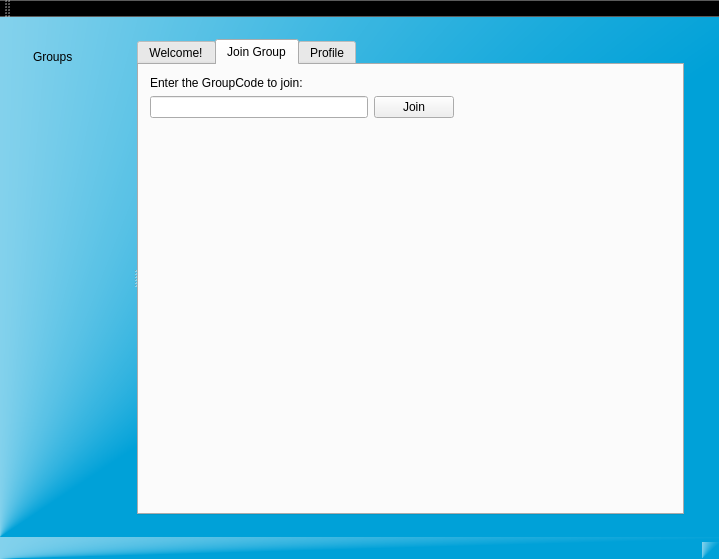
Above: mainwindow.ui from dparker2/StudyGroup before the change. Below: the same form after it.
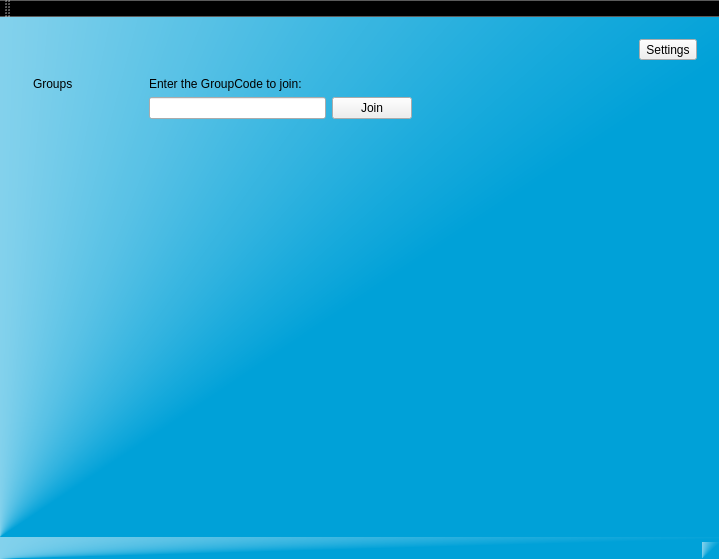
That is the form after the change. The open tabs and pages were chosen to show the change.

Commit message: Redid the layout a bit, added logo to after-login page

```diff
--- a/mainwindow.ui
+++ b/mainwindow.ui
@@ -34,7 +34,7 @@
       </property>
      </widget>
     </item>
-    <item row="1" column="0">
+    <item row="0" column="1">
      <widget class="QStackedWidget" name="stackedWidget">
       <property name="sizePolicy">
        <sizepolicy hsizetype="Preferred" vsizetype="Preferred">
@@ -745,12 +745,21 @@
        </layout>
       </widget>
       <widget class="QWidget" name="page_6">
-       <layout class="QHBoxLayout" name="horizontalLayout">
-        <item>
+       <layout class="QGridLayout" name="gridLayout_6">
+        <item row="2" column="1">
          <widget class="QSplitter" name="splitter">
+          <property name="sizePolicy">
+           <sizepolicy hsizetype="Expanding" vsizetype="Expanding">
+            <horstretch>0</horstretch>
+            <verstretch>0</verstretch>
+           </sizepolicy>
+          </property>
           <property name="orientation">
            <enum>Qt::Horizontal</enum>
           </property>
+          <property name="handleWidth">
+           <number>1</number>
+          </property>
           <widget class="QWidget" name="widget" native="true">
            <layout class="QVBoxLayout" name="verticalLayout">
             <item>
@@ -775,23 +784,29 @@
             </item>
            </layout>
           </widget>
-          <widget class="QTabWidget" name="tabWidget_2">
+          <widget class="QStackedWidget" name="stackedWidget_2">
            <property name="currentIndex">
             <number>1</number>
            </property>
-           <widget class="QWidget" name="tab">
-            <attribute name="title">
-             <string>Welcome!</string>
-            </attribute>
-           </widget>
-           <widget class="QWidget" name="tab_2">
-            <attribute name="title">
-             <string>Join Group</string>
-            </attribute>
+           <widget class="QWidget" name="stackedWidget_2Page1"/>
+           <widget class="QWidget" name="stackedWidget_2Page2">
             <layout class="QVBoxLayout" name="verticalLayout_2">
              <item>
               <layout class="QGridLayout" name="gridLayout_4">
-               <item row="2" column="0">
+               <item row="3" column="4">
+                <spacer name="horizontalSpacer_7">
+                 <property name="orientation">
+                  <enum>Qt::Horizontal</enum>
+                 </property>
+                 <property name="sizeHint" stdset="0">
+                  <size>
+                   <width>40</width>
+                   <height>20</height>
+                  </size>
+                 </property>
+                </spacer>
+               </item>
+               <item row="4" column="0">
                 <spacer name="verticalSpacer_13">
                  <property name="orientation">
                   <enum>Qt::Vertical</enum>
@@ -804,48 +819,108 @@
                  </property>
                 </spacer>
                </item>
-               <item row="0" column="0">
+               <item row="2" column="0">
                 <widget class="QLabel" name="label_3">
                  <property name="text">
                   <string>Enter the GroupCode to join:</string>
                  </property>
                 </widget>
                </item>
-               <item row="1" column="1">
-                <widget class="QPushButton" name="pushButton">
-                 <property name="text">
-                  <string>Join</string>
-                 </property>
-                </widget>
+               <item row="3" column="2">
+                <layout class="QHBoxLayout" name="horizontalLayout_2">
+                 <item>
+                  <widget class="QPushButton" name="pushButton">
+                   <property name="text">
+                    <string>Join</string>
+                   </property>
+                  </widget>
+                 </item>
+                 <item>
+                  <spacer name="horizontalSpacer_10">
+                   <property name="orientation">
+                    <enum>Qt::Horizontal</enum>
+                   </property>
+                   <property name="sizeType">
+                    <enum>QSizePolicy::MinimumExpanding</enum>
+                   </property>
+                   <property name="sizeHint" stdset="0">
+                    <size>
+                     <width>0</width>
+                     <height>0</height>
+                    </size>
+                   </property>
+                  </spacer>
+                 </item>
+                </layout>
                </item>
-               <item row="1" column="0">
+               <item row="3" column="0">
                 <widget class="QLineEdit" name="lineEdit"/>
                </item>
-               <item row="1" column="2">
-                <spacer name="horizontalSpacer_7">
-                 <property name="orientation">
-                  <enum>Qt::Horizontal</enum>
-                 </property>
-                 <property name="sizeHint" stdset="0">
-                  <size>
-                   <width>40</width>
-                   <height>20</height>
-                  </size>
-                 </property>
-                </spacer>
-               </item>
               </layout>
              </item>
             </layout>
            </widget>
-           <widget class="QWidget" name="tab_3">
-            <attribute name="title">
-             <string>Profile</string>
-            </attribute>
-           </widget>
+           <widget class="QWidget" name="stackedWidget_2Page3"/>
           </widget>
          </widget>
         </item>
+        <item row="0" column="1">
+         <layout class="QHBoxLayout" name="horizontalLayout">
+          <item>
+           <spacer name="horizontalSpacer_9">
+            <property name="orientation">
+             <enum>Qt::Horizontal</enum>
+            </property>
+            <property name="sizeHint" stdset="0">
+             <size>
+              <width>40</width>
+              <height>20</height>
+             </size>
+            </property>
+           </spacer>
+          </item>
+          <item>
+           <widget class="QLabel" name="inner_label_logo">
+            <property name="text">
+             <string/>
+            </property>
+            <property name="scaledContents">
+             <bool>false</bool>
+            </property>
+           </widget>
+          </item>
+          <item>
+           <layout class="QHBoxLayout" name="horizontalLayout_3">
+            <item>
+             <spacer name="horizontalSpacer_8">
+              <property name="orientation">
+               <enum>Qt::Horizontal</enum>
+              </property>
+              <property name="sizeType">
+               <enum>QSizePolicy::Expanding</enum>
+              </property>
+              <property name="sizeHint" stdset="0">
+               <size>
+                <width>40</width>
+                <height>20</height>
+               </size>
+              </property>
+             </spacer>
+            </item>
+            <item>
+             <widget class="QToolButton" name="menuButton">
+              <property name="enabled">
+               <bool>true</bool>
+              </property>
+              <property name="text">
+               <string>Settings</string>
+              </property>
+             </widget>
+            </item>
+           </layout>
+          </item>
+         </layout>
+        </item>
        </layout>
       </widget>
      </widget>
```
Left out of the diff: 2 changed lines with no effect on the pictures. The commit also changes 2 other files.
